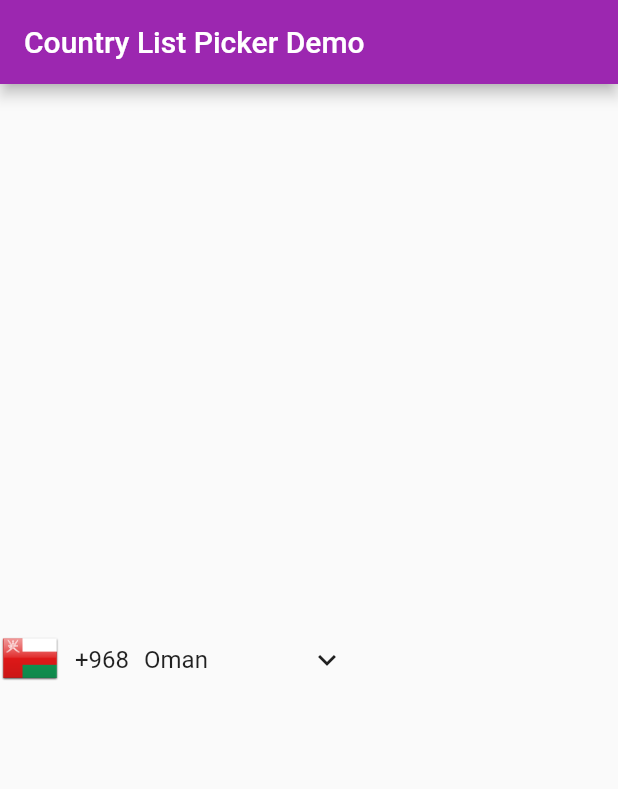
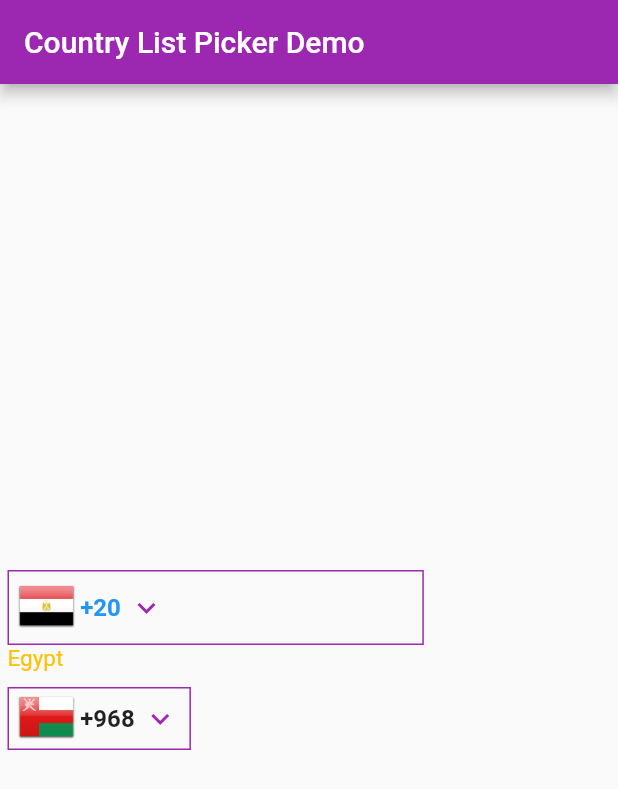
Before and after one commit to AmremadDev/country-list-picker, a Flutter app: the screen it shows after launch, on a phone screen of 412 x 824 dp. Shown: the top 789 px of the screen. Run offline on Flutter 3.47's test engine with Material 2 defaults, Android fonts, the phone set to English and light mode, and no system bars.

Commit message:
Picker working

```diff
--- a/examples/lib/main.dart
+++ b/examples/lib/main.dart
@@ -39,15 +39,23 @@ class _HomePageState extends State<HomePage> {
         title: Text(widget.title),
       ),
       body: Column(
+        crossAxisAlignment: CrossAxisAlignment.start,
         mainAxisAlignment: MainAxisAlignment.center,
         children: [
+          CountryListPicker(
+            codeTextStyle: const TextStyle(color: Colors.blue, fontSize: 16),
+            textFieldTextStyle: const TextStyle(fontSize: 16),
+            countryNameTextStyle: const TextStyle(color: Colors.amber),
+          ),
           CountryListPicker(
             //intial value
             initialCountry: Countries.Oman,
             isShowFlag: true,
             isDownIcon: true,
             isShowCode: true,
-            isShowTitle: true,
+            isShowTitle: false,
+            isShowTextField: false,
+
             useUiOverlay: true,
             onChanged: (Country? code) {},
             dialogTheme: const CountryListDialogTheme(
--- a/lib/country_list_picker.dart
+++ b/lib/country_list_picker.dart
@@ -25,6 +25,14 @@ class CountryListPicker extends StatefulWidget {
     this.isShowFlag = true,
     this.isShowCode = true,
     this.isDownIcon = true,
+    this.isShowTextField = true,
+    this.margin = const EdgeInsets.all(5.0),
+    this.padding = const EdgeInsets.all(0.0),
+    // this.border = const Border.all(width: 1),
+
+    this.codeTextStyle = const TextStyle(fontSize: 16, fontWeight: FontWeight.bold),
+    this.textFieldTextStyle = const TextStyle(fontSize: 16),
+    this.countryNameTextStyle = const TextStyle(fontSize: 15, color: Colors.grey),
     this.onChanged,
     this.pickerBuilder,
     this.dialogBuilder,
@@ -36,11 +44,18 @@ class CountryListPicker extends StatefulWidget {
 
   final Countries initialCountry;
 
-  final bool? isShowFlag;
-  final bool? isShowTitle;
-  final bool? isShowCode;
-  final bool? isDownIcon;
+  final bool isShowFlag;
+  final bool isShowTitle;
+  final bool isShowCode;
+  final bool isDownIcon;
+  final bool isShowTextField;
+  final EdgeInsets margin;
+  final EdgeInsets padding;
+  // final Border border;
 
+  final TextStyle codeTextStyle;
+  final TextStyle textFieldTextStyle;
+  final TextStyle countryNameTextStyle;
   final ValueChanged<Country>? onChanged;
 
   final Widget Function(BuildContext context, Country? countryCode)? pickerBuilder;
@@ -76,9 +91,88 @@ class CountryListPickerState extends State<CountryListPicker> {
         .toList();
 
     countries.sort((a, b) => a.englishName.common.compareTo(b.englishName.common));
-    selectedItem = countries.firstWhere((Country e) => (e.alpha3.toUpperCase() == widget.initialCountry.alpha3.toUpperCase()),
+    selectedItem = countries.firstWhere(
+        (Country e) => (e.alpha3.toUpperCase() == widget.initialCountry.alpha3.toUpperCase()),
         orElse: () => countries[0]);
     super.initState();
+  }
+
+  @override
+  Widget build(BuildContext context) {
+    return Container(
+      margin: widget.margin,
+      child: Column(
+        crossAxisAlignment: CrossAxisAlignment.start,
+        children: [
+          Container(
+            padding: EdgeInsets.only(
+              top: widget.padding.top,
+              right: widget.padding.right + 5.0,
+              bottom: widget.padding.bottom,
+              left: widget.padding.left + 5.0,
+            ),
+            decoration: BoxDecoration(
+              // need to fix
+              border: Border.all(width: 1, color: Theme.of(context).primaryColor),
+            ),
+            child: InkWell(
+              onTap: () {
+                _awaitFromSelectScreen();
+              },
+              child: Flex(
+                  direction: Axis.horizontal,
+                  mainAxisSize: MainAxisSize.min,
+                  crossAxisAlignment: CrossAxisAlignment.center,
+                  children: [
+                    if (widget.isShowFlag == true)
+                      Flexible(
+                          child: Image.asset("assets/flags/${selectedItem.alpha2.toLowerCase()}.png",
+                              package: "country_list_picker", width: 40.0)),
+                    if (widget.isShowCode == true)
+                      Padding(
+                        padding: const EdgeInsets.symmetric(horizontal: 2.5),
+                        child: Text(
+                          selectedItem.callingCode.toString(),
+                          style: widget.codeTextStyle.copyWith(
+                              fontSize: widget.codeTextStyle.fontSize ?? 16,
+                              fontWeight: widget.codeTextStyle.fontWeight ?? FontWeight.bold),
+                        ),
+                      ),
+                    if (widget.isDownIcon == true)
+                      Padding(
+                        padding: const EdgeInsets.symmetric(horizontal: 2.5),
+                        child: Icon(
+                          Icons.keyboard_arrow_down,
+                          color: Theme.of(context).primaryColor,
+                        ),
+                      ),
+                    if (widget.isShowTextField == true)
+                      Flexible(
+                        flex: 1,
+                        child: TextField(
+                          style: widget.textFieldTextStyle.copyWith(
+                            fontSize: widget.textFieldTextStyle.fontSize ?? 16,
+                          ),
+                          maxLength: 15,
+                          decoration: const InputDecoration(
+                            border: InputBorder.none,
+                            counterText: "",
+                          ),
+                        ),
+                      )
+                  ]),
+            ),
+          ),
+          if (widget.isShowTitle == true)
+            Text(
+              selectedItem.englishName.common,
+              style: widget.countryNameTextStyle.copyWith(
+                  fontSize: widget.countryNameTextStyle.fontSize ?? 15,
+                  color: widget.countryNameTextStyle.color ?? Colors.grey),
+            ),
+        ],
+      ),
+    );
   }
 
   void _awaitFromSelectScreen() async {
@@ -91,7 +185,9 @@ class CountryListPickerState extends State<CountryListPicker> {
               countries,
               initialCountry: selectedItem,
               appBar: widget.dialogTheme.appBar ??
-                  AppBar(backgroundColor: Theme.of(context).appBarTheme.backgroundColor, title: const Text("Select your country2")),
+                  AppBar(
+                      backgroundColor: Theme.of(context).appBarTheme.backgroundColor,
+                      title: const Text("Select your country")),
               dialogTheme: widget.dialogTheme,
               useUiOverlay: widget.useUiOverlay,
               useSafeArea: widget.useSafeArea,
@@ -104,55 +200,4 @@ class CountryListPickerState extends State<CountryListPicker> {
       widget.onChanged ?? (selectedItem);
     });
   }
-
-  @override
-  Widget build(BuildContext context) {
-    return Flex(
-      direction: Axis.horizontal,
-      children: [
-        InkWell(
-            onTap: () {
-              _awaitFromSelectScreen();
-            },
-            child: Flex(
-              direction: Axis.horizontal,
-              mainAxisSize: MainAxisSize.min,
-              children: [
-                if (widget.isShowFlag == true)
-                  Flexible(
-                      child: Image.asset("assets/flags/${selectedItem.alpha2.toLowerCase()}.png",
-                          package: "country_list_picker", width: 40.0)),
-                if (widget.isShowCode == true)
-                  Padding(
-                    padding: const EdgeInsets.symmetric(horizontal: 10.0),
-                    child: Text(
-                      selectedItem.callingCode.toString(),
-                      style: DefaultTextStyle.of(context).style.copyWith(fontSize: 16),
-                    ),
-                  ),
-                if (widget.isShowTitle == true)
-                  SizedBox(
-                    width: 100,
-                    child: Text(
-                      selectedItem.englishName.common,
-                      maxLines: 1,
-                      overflow: TextOverflow.ellipsis,
-                      style: DefaultTextStyle.of(context).style.copyWith(fontSize: 16),
-                    ),
-                  ),
-                if (widget.isDownIcon == true)
-                  const Padding(
-                    padding: EdgeInsets.symmetric(horizontal: 10),
-                    child: Icon(Icons.keyboard_arrow_down),
-                  ),
-              ],
-            )),
-        Flexible(
-          child: TextField(
-              style: DefaultTextStyle.of(context).style.copyWith(fontSize: 16),
-              decoration: const InputDecoration(border: InputBorder.none)),
-        ),
-      ],
-    );
-  }
 }
--- a/pubspec.yaml
+++ b/pubspec.yaml
@@ -1,8 +1,8 @@
 name: country_list_picker
 description: Flutter plugin project to pick country code, will show code country, dial code, flag country, and name country.
-version: 0.0.1
+version: 0.0.0
 homepage: https://github.com/AmremadDev/country-list-picker.git
-publish_to: none
+# publish_to: none
 
 environment:
   sdk: '>=2.18.4 <3.0.0'
```
Also changed, not shown: 3 other files.
